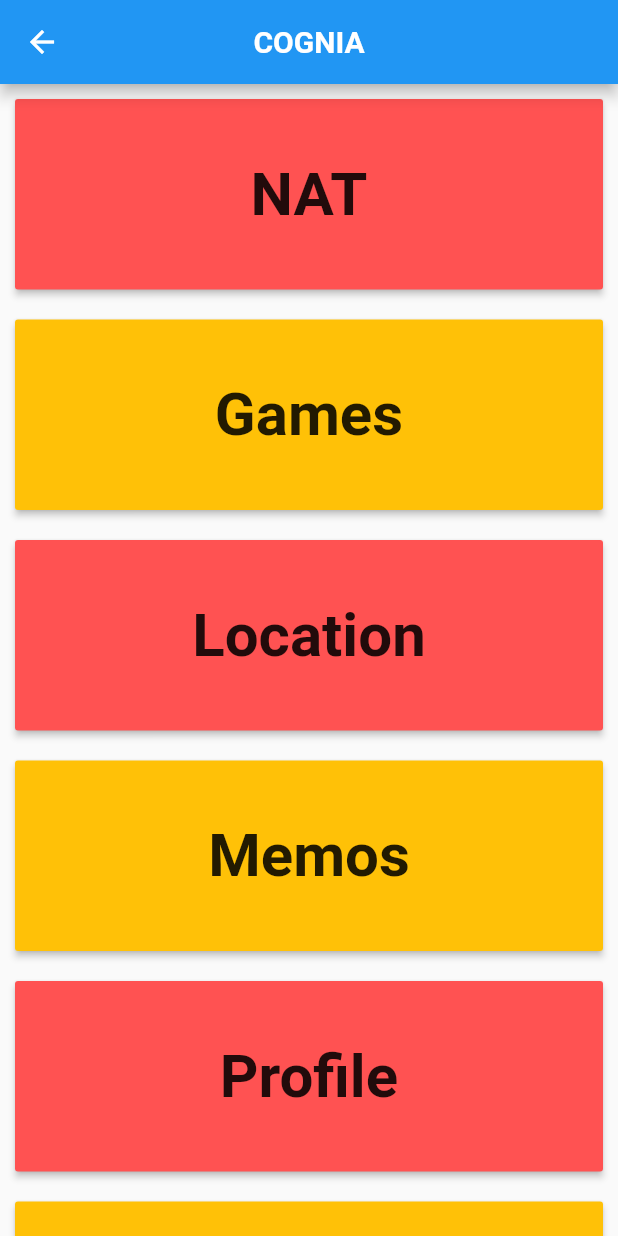
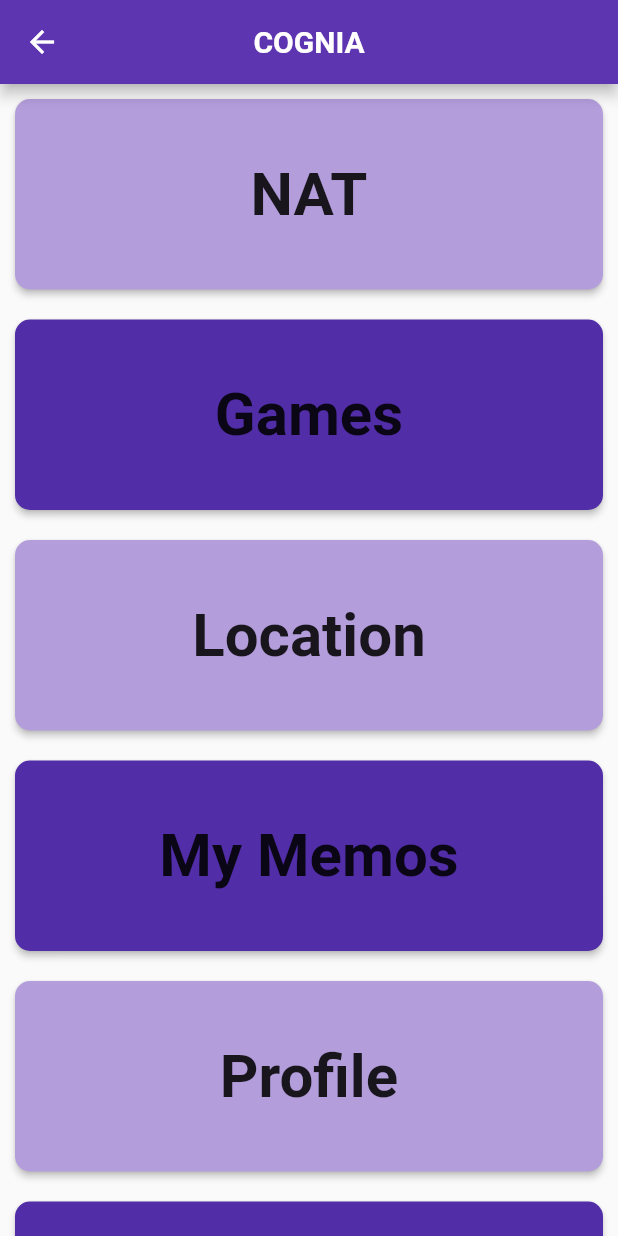
Before and after one commit to vinx-2105/cognia, a Flutter app: the Home screen opened by its route, on a phone screen of 412 x 824 dp. Run offline on Flutter 3.47's test engine with Material 2 defaults, Android fonts, the phone set to English and light mode, and no system bars; our stand-ins replace firebase_auth, google_sign_in; accounts and stored records are empty.

Commit message:
Changed the home screen and added memo main page

```diff
--- a/frontend/cognia_app/lib/home/home.dart
+++ b/frontend/cognia_app/lib/home/home.dart
@@ -11,7 +11,7 @@
     return Scaffold(
       appBar: AppBar(
         title: Text('COGNIA', style: TextStyle(fontWeight: FontWeight.bold),),
-        backgroundColor: Colors.blue,
+        backgroundColor: Colors.deepPurple[600],
         centerTitle: true,
       ),
       body: Container(
@@ -24,7 +24,10 @@
                   child:Text('NAT', style: TextStyle(fontWeight: FontWeight.bold, fontSize: menuFontSize),),
                   padding: EdgeInsets.fromLTRB(0.0, menuTextPadding, 0.0, menuTextPadding),
                 ),
-                color: Colors.redAccent,
+                color: Colors.deepPurple[200],
+                shape: RoundedRectangleBorder(
+                  borderRadius: new BorderRadius.circular(10.0),
+                ),
               ),
               padding: EdgeInsets.all(raisedButtonMargin),
             ),
@@ -35,7 +38,10 @@
                   child:Text('Games', style: TextStyle(fontWeight: FontWeight.bold, fontSize: menuFontSize),),
                   padding: EdgeInsets.fromLTRB(0.0, menuTextPadding, 0.0, menuTextPadding),
                 ),
-                color: Colors.amber,
+                color: Colors.deepPurple[700],
+                shape: RoundedRectangleBorder(
+                  borderRadius: new BorderRadius.circular(10.0),
+                ),
               ),
               padding: EdgeInsets.all(raisedButtonMargin),
             ),
@@ -46,18 +52,26 @@
                   child:Text('Location', style: TextStyle(fontWeight: FontWeight.bold, fontSize: menuFontSize),),
                   padding: EdgeInsets.fromLTRB(0.0, menuTextPadding, 0.0, menuTextPadding),
                 ),
-                color: Colors.redAccent,
+                color: Colors.deepPurple[200],
+                shape: RoundedRectangleBorder(
+                  borderRadius: new BorderRadius.circular(10.0),
+                ),
               ),
               padding: EdgeInsets.all(raisedButtonMargin),
             ),
             Padding(
               child:RaisedButton(
-                onPressed: (){},
+                onPressed: (){
+                  Navigator.pushNamed(context, '/memos');
+                },
                 child: Padding(
-                  child:Text('Memos', style: TextStyle(fontWeight: FontWeight.bold, fontSize: menuFontSize),),
+                  child:Text('My Memos', style: TextStyle(fontWeight: FontWeight.bold, fontSize: menuFontSize),),
                   padding: EdgeInsets.fromLTRB(0.0, menuTextPadding, 0.0, menuTextPadding),
                 ),
-                color: Colors.amber,
+                color: Colors.deepPurple[700],
+                shape: RoundedRectangleBorder(
+                  borderRadius: new BorderRadius.circular(10.0),
+                ),
               ),
               padding: EdgeInsets.all(raisedButtonMargin),
             ),
@@ -68,7 +82,10 @@
                   child:Text('Profile', style: TextStyle(fontWeight: FontWeight.bold, fontSize: menuFontSize),),
                   padding: EdgeInsets.fromLTRB(0.0, menuTextPadding, 0.0, menuTextPadding),
                 ),
-                color: Colors.redAccent,
+                color: Colors.deepPurple[200],
+                shape: RoundedRectangleBorder(
+                  borderRadius: new BorderRadius.circular(10.0),
+                ),
               ),
               padding: EdgeInsets.all(raisedButtonMargin),
             ),
@@ -81,7 +98,10 @@
                   child:Text('About', style: TextStyle(fontWeight: FontWeight.bold, fontSize: menuFontSize),),
                   padding: EdgeInsets.fromLTRB(0.0, menuTextPadding, 0.0, menuTextPadding),
                 ),
-                color: Colors.amber,
+                color: Colors.deepPurple[700],
+                shape: RoundedRectangleBorder(
+                  borderRadius: new BorderRadius.circular(10.0),
+                ),
               ),
               padding: EdgeInsets.all(raisedButtonMargin),
             ),
--- a/frontend/cognia_app/lib/main.dart
+++ b/frontend/cognia_app/lib/main.dart
@@ -2,6 +2,7 @@
 import 'home/home.dart';
 import 'about/about.dart';
 import 'home/login_page.dart';
+import 'memos/MemoMainPage.dart';
 
 void main() => runApp(MaterialApp(
   initialRoute: '/',
@@ -9,5 +10,6 @@
     '/': (context)=>LoginPage(),
     '/about': (context)=>About(),
     '/home':(context)=>Home(),
+    '/memos' : (context) => Memos(),
   },
 ));
```
Also changed, not shown: frontend/cognia_app/lib/memos/MemoMainPage.dart (added, +46 -0 lines).
